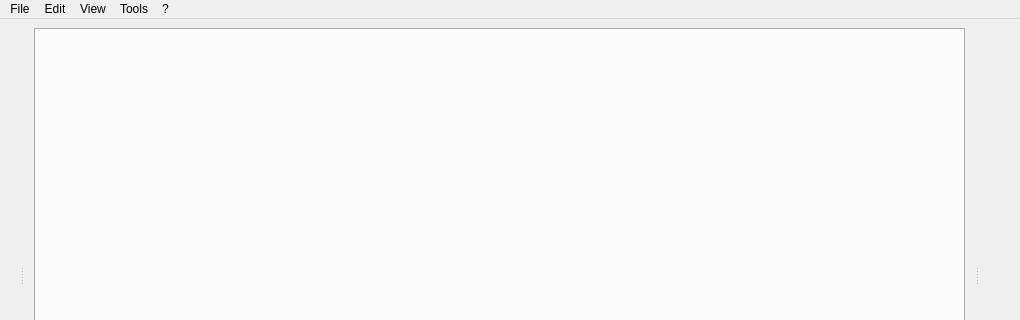
This is src/ui/qt/MainWindow.ui in wisk/medusa as Qt 5 draws it before an edit; both pictures show x 0 to 1020 and y 0 to 320 of the 1020 by 769 pixel window. The edited form follows.
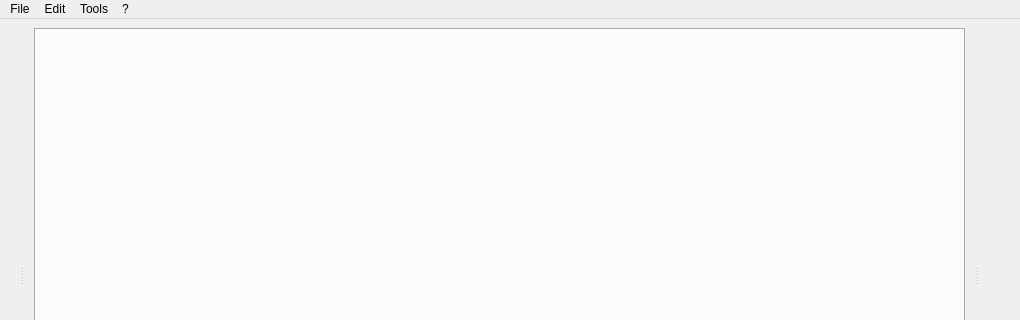
This is the edited form. Icons and pictures are not drawn.

```diff
--- a/src/ui/qt/MainWindow.ui
+++ b/src/ui/qt/MainWindow.ui
@@ -62,14 +62,6 @@
     </property>
     <addaction name="actionAbout"/>
    </widget>
-   <widget class="QMenu" name="menuView">
-    <property name="title">
-     <string>View</string>
-    </property>
-    <addaction name="actionDisassembly"/>
-    <addaction name="separator"/>
-    <addaction name="actionLog"/>
-   </widget>
    <widget class="QMenu" name="menuTools">
     <property name="title">
      <string>Tools</string>
@@ -84,7 +76,6 @@
    </widget>
    <addaction name="menuFile"/>
    <addaction name="menuEdit"/>
-   <addaction name="menuView"/>
    <addaction name="menuTools"/>
    <addaction name="menu"/>
   </widget>
```
Left out of the diff: 40 changed lines with no effect on the pictures.
